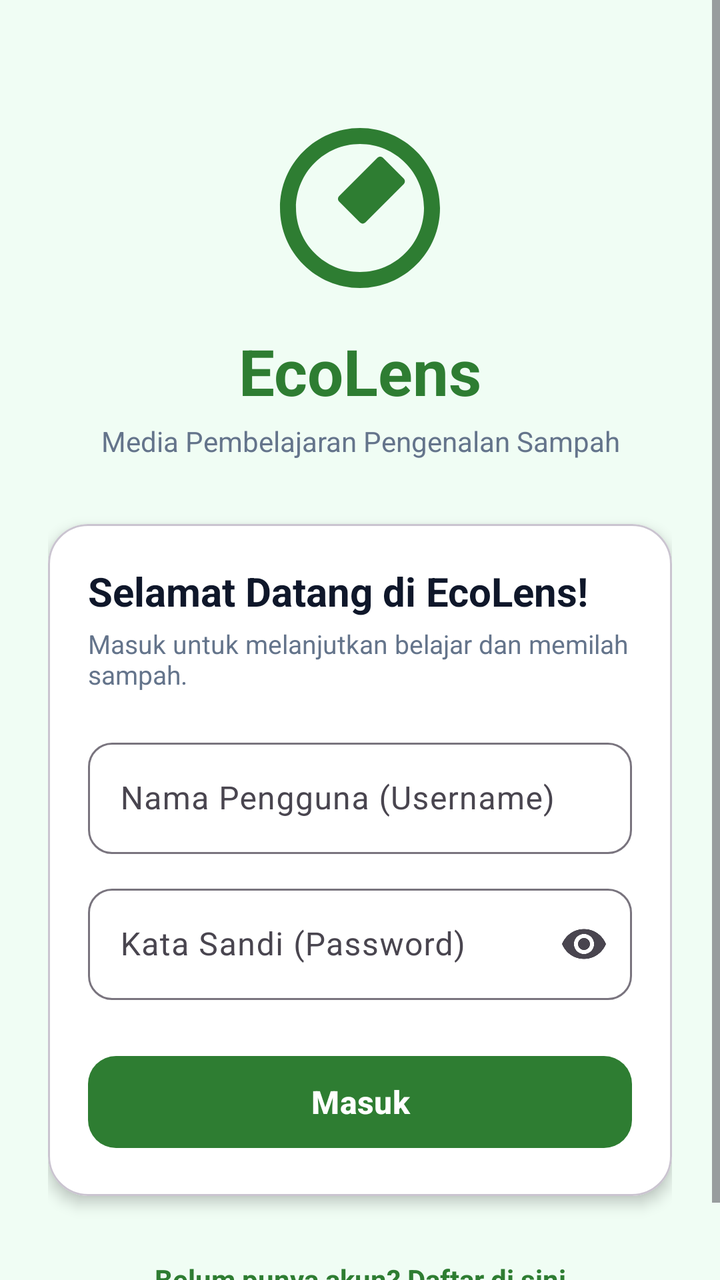
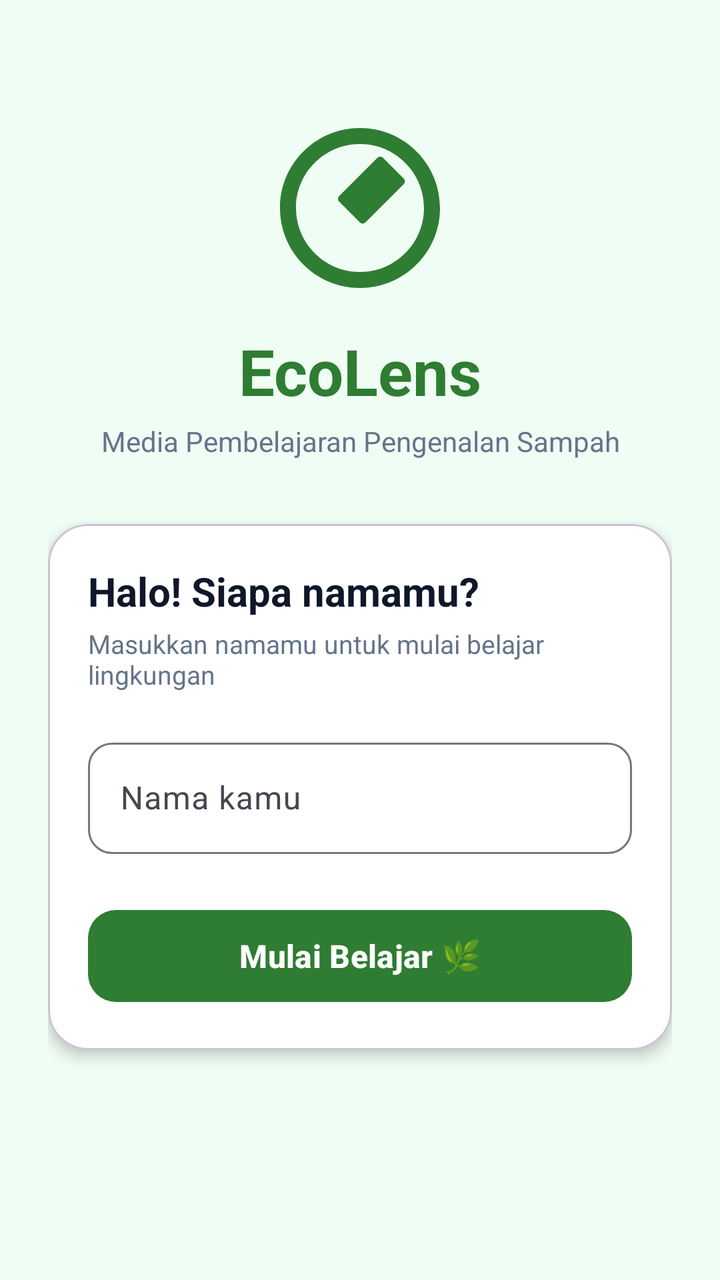

The first picture is an Android layout as it rendered before a commit; the second is the same layout after the commit. The layout source and the unified diff follow.
<!-- AndroidManifest.xml: application theme Theme.EcoLens -->
<!-- res/layout/fragment_login.xml -->
<?xml version="1.0" encoding="utf-8"?>
<ScrollView xmlns:android="http://schemas.android.com/apk/res/android"
    xmlns:app="http://schemas.android.com/apk/res-auto"
    xmlns:tools="http://schemas.android.com/tools"
    android:layout_width="match_parent"
    android:layout_height="match_parent"
    android:fillViewport="true"
    android:background="@color/bg_light"
    tools:context=".ui.auth.LoginFragment">

    <androidx.constraintlayout.widget.ConstraintLayout
        android:layout_width="match_parent"
        android:layout_height="wrap_content"
        android:padding="24dp">

        <ImageView
            android:id="@+id/imgLogo"
            android:layout_width="96dp"
            android:layout_height="96dp"
            android:layout_marginTop="32dp"
            android:src="@drawable/ic_nav_scan"
            app:tint="@color/primary"
            app:layout_constraintEnd_toEndOf="parent"
            app:layout_constraintStart_toStartOf="parent"
            app:layout_constraintTop_toTopOf="parent"
            android:contentDescription="@string/app_name" />

        <TextView
            android:id="@+id/tvAppTitle"
            android:layout_width="wrap_content"
            android:layout_height="wrap_content"
            android:layout_marginTop="12dp"
            android:text="@string/app_name"
            android:textColor="@color/primary"
            android:textSize="32sp"
            android:textStyle="bold"
            app:layout_constraintEnd_toEndOf="parent"
            app:layout_constraintStart_toStartOf="parent"
            app:layout_constraintTop_toBottomOf="@id/imgLogo" />

        <TextView
            android:id="@+id/tvTagline"
            android:layout_width="0dp"
            android:layout_height="wrap_content"
            android:layout_marginTop="4dp"
            android:gravity="center"
            android:text="@string/app_tagline"
            android:textColor="@color/text_secondary"
            android:textSize="14sp"
            app:layout_constraintEnd_toEndOf="parent"
            app:layout_constraintStart_toStartOf="parent"
            app:layout_constraintTop_toBottomOf="@id/tvAppTitle" />

        <com.google.android.material.card.MaterialCardView
            android:id="@+id/cardLogin"
            android:layout_width="0dp"
            android:layout_height="wrap_content"
            android:layout_marginTop="32dp"
            app:cardCornerRadius="20dp"
            app:cardElevation="4dp"
            app:cardBackgroundColor="@color/card_surface"
            app:layout_constraintEnd_toEndOf="parent"
            app:layout_constraintStart_toStartOf="parent"
            app:layout_constraintTop_toBottomOf="@id/tvTagline">

            <LinearLayout
                android:layout_width="match_parent"
                android:layout_height="wrap_content"
                android:orientation="vertical"
                android:padding="20dp">

                <TextView
                    android:layout_width="wrap_content"
                    android:layout_height="wrap_content"
                    android:text="@string/login_title"
                    android:textColor="@color/text_primary"
                    android:textSize="20sp"
                    android:textStyle="bold" />

                <TextView
                    android:layout_width="wrap_content"
                    android:layout_height="wrap_content"
                    android:layout_marginTop="4dp"
                    android:text="@string/login_subtitle"
                    android:textColor="@color/text_secondary"
                    android:textSize="13sp" />

                <com.google.android.material.textfield.TextInputLayout
                    android:id="@+id/tilUsername"
                    style="@style/Widget.Material3.TextInputLayout.OutlinedBox"
                    android:layout_width="match_parent"
                    android:layout_height="wrap_content"
                    android:layout_marginTop="20dp"
                    android:hint="@string/username_hint"
                    app:boxCornerRadiusBottomEnd="12dp"
                    app:boxCornerRadiusBottomStart="12dp"
                    app:boxCornerRadiusTopEnd="12dp"
                    app:boxCornerRadiusTopStart="12dp">

                    <com.google.android.material.textfield.TextInputEditText
                        android:id="@+id/etUsername"
                        android:layout_width="match_parent"
                        android:layout_height="wrap_content"
                        android:inputType="text"
                        android:maxLines="1" />
                </com.google.android.material.textfield.TextInputLayout>

                <com.google.android.material.textfield.TextInputLayout
                    android:id="@+id/tilPassword"
                    style="@style/Widget.Material3.TextInputLayout.OutlinedBox"
                    android:layout_width="match_parent"
                    android:layout_height="wrap_content"
                    android:layout_marginTop="12dp"
                    android:hint="@string/password_hint"
                    app:endIconMode="password_toggle"
                    app:boxCornerRadiusBottomEnd="12dp"
                    app:boxCornerRadiusBottomStart="12dp"
                    app:boxCornerRadiusTopEnd="12dp"
                    app:boxCornerRadiusTopStart="12dp">

                    <com.google.android.material.textfield.TextInputEditText
                        android:id="@+id/etPassword"
                        android:layout_width="match_parent"
                        android:layout_height="wrap_content"
                        android:inputType="textPassword"
                        android:maxLines="1" />
                </com.google.android.material.textfield.TextInputLayout>

                <com.google.android.material.button.MaterialButton
                    android:id="@+id/btnLogin"
                    android:layout_width="match_parent"
                    android:layout_height="54dp"
                    android:layout_marginTop="24dp"
                    android:text="@string/btn_login"
                    android:textSize="16sp"
                    android:textStyle="bold"
                    app:cornerRadius="14dp"
                    app:backgroundTint="@color/primary" />

                <ProgressBar
                    android:id="@+id/progressBar"
                    android:layout_width="wrap_content"
                    android:layout_height="wrap_content"
                    android:layout_gravity="center"
                    android:layout_marginTop="12dp"
                    android:visibility="gone" />

            </LinearLayout>
        </com.google.android.material.card.MaterialCardView>

        <TextView
            android:id="@+id/tvToRegister"
            android:layout_width="wrap_content"
            android:layout_height="wrap_content"
            android:layout_marginTop="24dp"
            android:padding="8dp"
            android:text="@string/no_account"
            android:textColor="@color/primary"
            android:textSize="14sp"
            android:textStyle="bold"
            app:layout_constraintEnd_toEndOf="parent"
            app:layout_constraintStart_toStartOf="parent"
            app:layout_constraintTop_toBottomOf="@id/cardLogin" />

    </androidx.constraintlayout.widget.ConstraintLayout>
</ScrollView>
<!-- resources referenced by this layout -->
<resources>
  <color name="bg_light">#F0FDF4</color>
  <color name="card_surface">#FFFFFF</color>
  <color name="primary">#2E7D32</color>
  <color name="text_primary">#0F172A</color>
  <color name="text_secondary">#64748B</color>
  <!-- drawable ic_nav_scan (drawable) -->
  <vector xmlns:android="http://schemas.android.com/apk/res/android"
      android:width="24dp"
      android:height="24dp"
      android:viewportWidth="24"
      android:viewportHeight="24">
    <path
        android:fillColor="#FF000000"
        android:pathData="M9.4,10.5l4.77,-4.77c0.2,-0.2 0.51,-0.2 0.71,0l2.58,2.58c0.2,0.2 0.2,0.51 0,0.71L12.69,13.8c-0.2,0.2 -0.51,0.2 -0.71,0L9.4,11.21c-0.2,-0.2 -0.2,-0.51 0,-0.71zM12,2C6.48,2 2,6.48 2,12s4.48,10 10,10 10,-4.48 10,-10S17.52,2 12,2zm0,18c-4.41,0 -8,-3.59 -8,-8s3.59,-8 8,-8 8,3.59 8,8 -3.59,8 -8,8z"/>
  </vector>
  <string name="app_name">EcoLens</string>
  <string name="app_tagline">Media Pembelajaran Pengenalan Sampah</string>
  <string name="btn_login">Masuk</string>
  <string name="login_subtitle">Masuk untuk melanjutkan belajar dan memilah sampah.</string>
  <string name="login_title">Selamat Datang di EcoLens!</string>
  <string name="no_account">Belum punya akun? Daftar di sini</string>
  <string name="password_hint">Kata Sandi (Password)</string>
  <string name="username_hint">Nama Pengguna (Username)</string>
  <style name="Theme.EcoLens" parent="Base.Theme.EcoLens" />
  <style name="Base.Theme.EcoLens" parent="Theme.Material3.DayNight.NoActionBar">
          
          <item name="colorPrimary">@color/primary</item>
          <item name="colorOnPrimary">@color/white</item>
          <item name="colorPrimaryContainer">@color/primary_container</item>
          <item name="colorOnPrimaryContainer">@color/on_primary_container</item>
          <item name="android:statusBarColor">@color/primary_dark</item>
          <item name="android:windowBackground">@color/bg_light</item>
  
          
          <item name="android:windowLightStatusBar">true</item>
  
          
          <item name="android:windowLightNavigationBar" tools:targetApi="O_MR1">true</item>
      </style>
  <color name="white">#FFFFFFFF</color>
  <color name="primary_container">#E8F5E9</color>
  <color name="on_primary_container">#1B5E20</color>
  <color name="primary_dark">#1B5E20</color>
</resources>

<!-- the commit's change to res/layout/fragment_login.xml (unified diff, before → after) -->
@@ -72,7 +72,7 @@
                 <TextView
                     android:layout_width="wrap_content"
                     android:layout_height="wrap_content"
-                    android:text="@string/login_title"
+                    android:text="Halo! Siapa namamu?"
                     android:textColor="@color/text_primary"
                     android:textSize="20sp"
                     android:textStyle="bold" />
@@ -81,17 +81,18 @@
                     android:layout_width="wrap_content"
                     android:layout_height="wrap_content"
                     android:layout_marginTop="4dp"
-                    android:text="@string/login_subtitle"
+                    android:text="Masukkan namamu untuk mulai belajar lingkungan"
                     android:textColor="@color/text_secondary"
                     android:textSize="13sp" />
 
+                
                 <com.google.android.material.textfield.TextInputLayout
                     android:id="@+id/tilUsername"
                     style="@style/Widget.Material3.TextInputLayout.OutlinedBox"
                     android:layout_width="match_parent"
                     android:layout_height="wrap_content"
                     android:layout_marginTop="20dp"
-                    android:hint="@string/username_hint"
+                    android:hint="Nama kamu"
                     app:boxCornerRadiusBottomEnd="12dp"
                     app:boxCornerRadiusBottomStart="12dp"
                     app:boxCornerRadiusTopEnd="12dp"
@@ -101,37 +102,18 @@
                         android:id="@+id/etUsername"
                         android:layout_width="match_parent"
                         android:layout_height="wrap_content"
-                        android:inputType="text"
+                        android:inputType="textPersonName"
                         android:maxLines="1" />
                 </com.google.android.material.textfield.TextInputLayout>
 
-                <com.google.android.material.textfield.TextInputLayout
-                    android:id="@+id/tilPassword"
-                    style="@style/Widget.Material3.TextInputLayout.OutlinedBox"
-                    android:layout_width="match_parent"
-                    android:layout_height="wrap_content"
-                    android:layout_marginTop="12dp"
-                    android:hint="@string/password_hint"
-                    app:endIconMode="password_toggle"
-                    app:boxCornerRadiusBottomEnd="12dp"
-                    app:boxCornerRadiusBottomStart="12dp"
-                    app:boxCornerRadiusTopEnd="12dp"
-                    app:boxCornerRadiusTopStart="12dp">
-
-                    <com.google.android.material.textfield.TextInputEditText
-                        android:id="@+id/etPassword"
-                        android:layout_width="match_parent"
-                        android:layout_height="wrap_content"
-                        android:inputType="textPassword"
-                        android:maxLines="1" />
-                </com.google.android.material.textfield.TextInputLayout>
+                
 
                 <com.google.android.material.button.MaterialButton
                     android:id="@+id/btnLogin"
                     android:layout_width="match_parent"
                     android:layout_height="54dp"
                     android:layout_marginTop="24dp"
-                    android:text="@string/btn_login"
+                    android:text="Mulai Belajar 🌿"
                     android:textSize="16sp"
                     android:textStyle="bold"
                     app:cornerRadius="14dp"
@@ -148,6 +130,7 @@
             </LinearLayout>
         </com.google.android.material.card.MaterialCardView>
 
+        
         <TextView
             android:id="@+id/tvToRegister"
             android:layout_width="wrap_content"
@@ -158,6 +141,7 @@
             android:textColor="@color/primary"
             android:textSize="14sp"
             android:textStyle="bold"
+            android:visibility="gone"
             app:layout_constraintEnd_toEndOf="parent"
             app:layout_constraintStart_toStartOf="parent"
             app:layout_constraintTop_toBottomOf="@id/cardLogin" />
<!-- resource entries referenced after the edit -->
@@ -17,12 +17,7 @@
   </vector>
   <string name="app_name">EcoLens</string>
   <string name="app_tagline">Media Pembelajaran Pengenalan Sampah</string>
-  <string name="btn_login">Masuk</string>
-  <string name="login_subtitle">Masuk untuk melanjutkan belajar dan memilah sampah.</string>
-  <string name="login_title">Selamat Datang di EcoLens!</string>
   <string name="no_account">Belum punya akun? Daftar di sini</string>
-  <string name="password_hint">Kata Sandi (Password)</string>
-  <string name="username_hint">Nama Pengguna (Username)</string>
   <style name="Theme.EcoLens" parent="Base.Theme.EcoLens" />
   <style name="Base.Theme.EcoLens" parent="Theme.Material3.DayNight.NoActionBar">
           
